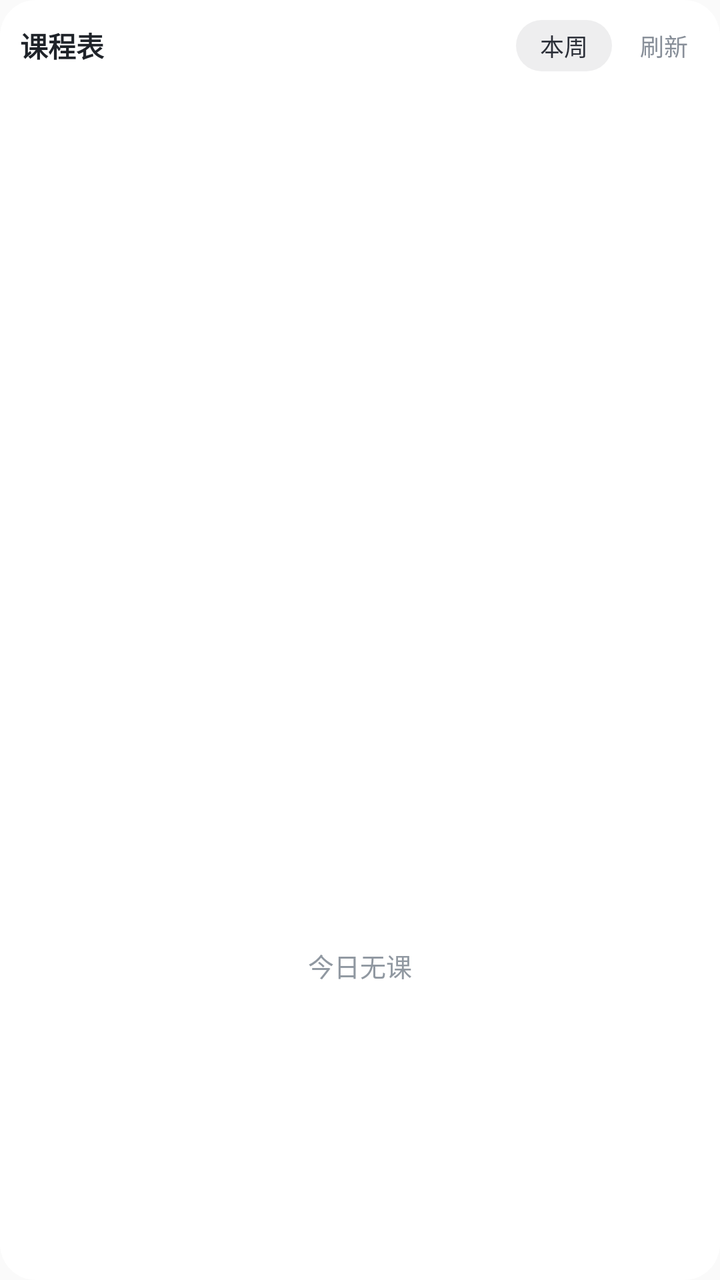
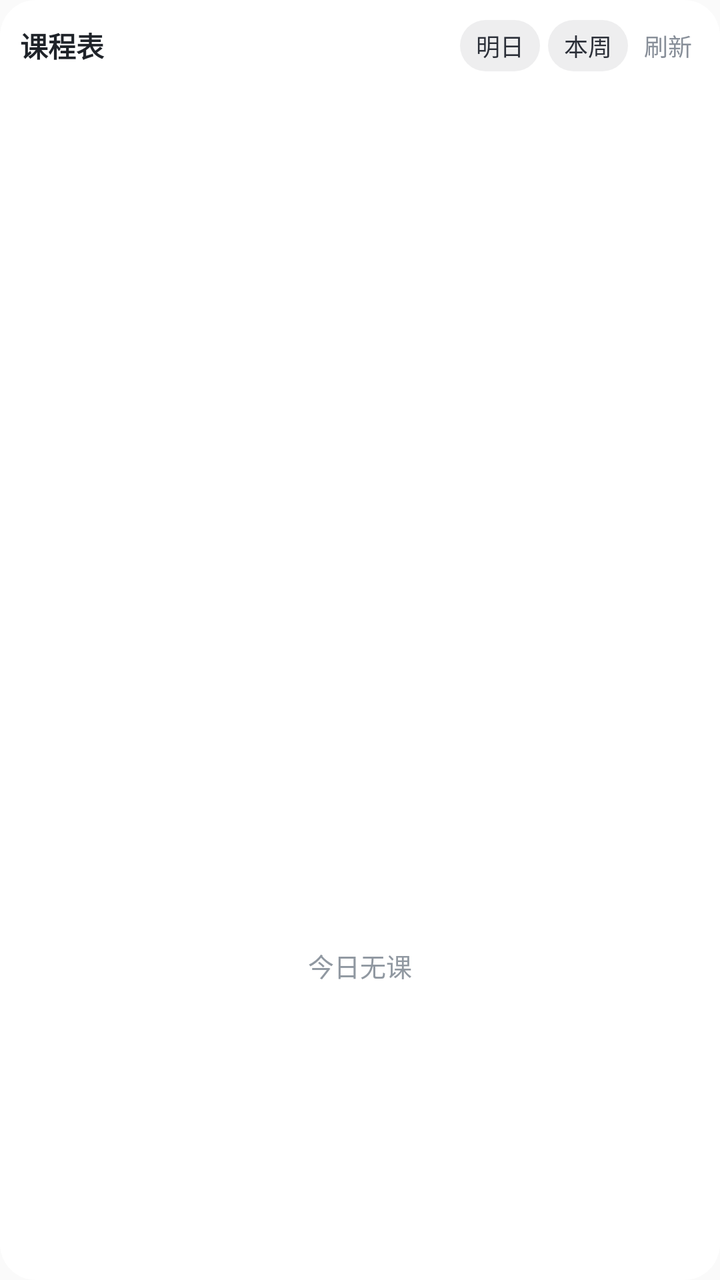

Two renders of the same Android screen: before a commit and after it. Below are the layout's source before the change and the commit's diff.
<!-- AndroidManifest.xml: application theme Theme.SAP -->
<!-- res/layout/widget_schedule.xml -->
<?xml version="1.0" encoding="utf-8"?>
<LinearLayout xmlns:android="http://schemas.android.com/apk/res/android"
    android:layout_width="match_parent"
    android:layout_height="match_parent"
    android:orientation="vertical"
    android:background="@drawable/widget_bg"
    android:padding="10dp">

    <LinearLayout
        android:id="@+id/widget_header"
        android:layout_width="match_parent"
        android:layout_height="wrap_content"
        android:orientation="horizontal"
        android:gravity="center_vertical"
        android:paddingBottom="6dp">

        <TextView
            android:id="@+id/widget_title"
            android:layout_width="0dp"
            android:layout_height="wrap_content"
            android:layout_weight="1"
            android:textColor="#FF1F2329"
            android:textSize="14sp"
            android:textStyle="bold"
            android:maxLines="1"
            android:ellipsize="end"
            android:text="课程表" />

        <TextView
            android:id="@+id/widget_toggle"
            android:layout_width="wrap_content"
            android:layout_height="wrap_content"
            android:background="@drawable/widget_chip_bg"
            android:paddingLeft="12dp"
            android:paddingRight="12dp"
            android:paddingTop="4dp"
            android:paddingBottom="4dp"
            android:textColor="#FF2B2F38"
            android:textSize="12sp"
            android:text="本周" />

        <TextView
            android:id="@+id/widget_refresh"
            android:layout_width="wrap_content"
            android:layout_height="wrap_content"
            android:layout_marginStart="8dp"
            android:paddingLeft="6dp"
            android:paddingRight="6dp"
            android:paddingTop="4dp"
            android:paddingBottom="4dp"
            android:textColor="#FF888F99"
            android:textSize="12sp"
            android:text="刷新" />
    </LinearLayout>

    <ListView
        android:id="@+id/widget_list"
        android:layout_width="match_parent"
        android:layout_height="0dp"
        android:layout_weight="1"
        android:divider="@null"
        android:dividerHeight="0dp"
        android:scrollbars="none" />

    <TextView
        android:id="@+id/widget_empty"
        android:layout_width="match_parent"
        android:layout_height="0dp"
        android:layout_weight="1"
        android:gravity="center"
        android:textColor="#FF9098A1"
        android:textSize="13sp"
        android:text="今日无课" />
</LinearLayout>
<!-- resources referenced by this layout -->
<resources>
  <!-- drawable widget_bg (drawable) -->
  <?xml version="1.0" encoding="utf-8"?>
  <shape xmlns:android="http://schemas.android.com/apk/res/android" android:shape="rectangle">
      <solid android:color="#FFFFFFFF" />
      <corners android:radius="18dp" />
  </shape>
  <!-- drawable widget_chip_bg (drawable) -->
  <?xml version="1.0" encoding="utf-8"?>
  <shape xmlns:android="http://schemas.android.com/apk/res/android" android:shape="rectangle">
      <solid android:color="#142B2F38" />
      <corners android:radius="999dp" />
  </shape>
  <style name="Theme.SAP" parent="android:Theme.Material.Light.NoActionBar" />
</resources>

<!-- the commit's change to res/layout/widget_schedule.xml (unified diff, before → after) -->
@@ -24,33 +24,9 @@
             android:textStyle="bold"
             android:maxLines="1"
             android:ellipsize="end"
-            android:text="课程表" />
+            android:text="@string/widget_schedule_title" />
 
-        <TextView
-            android:id="@+id/widget_toggle"
-            android:layout_width="wrap_content"
-            android:layout_height="wrap_content"
-            android:background="@drawable/widget_chip_bg"
-            android:paddingLeft="12dp"
-            android:paddingRight="12dp"
-            android:paddingTop="4dp"
-            android:paddingBottom="4dp"
-            android:textColor="#FF2B2F38"
-            android:textSize="12sp"
-            android:text="本周" />
-
-        <TextView
-            android:id="@+id/widget_refresh"
-            android:layout_width="wrap_content"
-            android:layout_height="wrap_content"
-            android:layout_marginStart="8dp"
-            android:paddingLeft="6dp"
-            android:paddingRight="6dp"
-            android:paddingTop="4dp"
-            android:paddingBottom="4dp"
-            android:textColor="#FF888F99"
-            android:textSize="12sp"
-            android:text="刷新" />
+        <include layout="@layout/widget_schedule_controls" />
     </LinearLayout>
 
     <ListView
@@ -70,5 +46,51 @@
         android:gravity="center"
         android:textColor="#FF9098A1"
         android:textSize="13sp"
-        android:text="今日无课" />
+        android:paddingHorizontal="8dp"
+        android:text="@string/widget_today_empty" />
 </LinearLayout>
+<!-- res/layout/widget_schedule_controls.xml (included above) -->
+<?xml version="1.0" encoding="utf-8"?>
+<LinearLayout xmlns:android="http://schemas.android.com/apk/res/android"
+    android:layout_width="wrap_content"
+    android:layout_height="wrap_content"
+    android:orientation="horizontal"
+    android:gravity="center_vertical">
+
+    <TextView
+        android:id="@+id/widget_day_toggle"
+        android:layout_width="wrap_content"
+        android:layout_height="wrap_content"
+        android:background="@drawable/widget_chip_bg"
+        android:paddingHorizontal="8dp"
+        android:paddingVertical="4dp"
+        android:textColor="#FF2B2F38"
+        android:textSize="12sp"
+        android:maxLines="1"
+        android:text="@string/widget_tomorrow" />
+
+    <TextView
+        android:id="@+id/widget_toggle"
+        android:layout_width="wrap_content"
+        android:layout_height="wrap_content"
+        android:layout_marginStart="4dp"
+        android:background="@drawable/widget_chip_bg"
+        android:paddingHorizontal="8dp"
+        android:paddingVertical="4dp"
+        android:textColor="#FF2B2F38"
+        android:textSize="12sp"
+        android:maxLines="1"
+        android:text="@string/widget_this_week" />
+
+    <TextView
+        android:id="@+id/widget_refresh"
+        android:layout_width="wrap_content"
+        android:layout_height="wrap_content"
+        android:layout_marginStart="4dp"
+        android:paddingHorizontal="4dp"
+        android:paddingVertical="4dp"
+        android:textColor="#FF888F99"
+        android:textSize="12sp"
+        android:maxLines="1"
+        android:text="@string/widget_refresh" />
+</LinearLayout>
<!-- resource entries referenced after the edit -->
@@ -12,6 +12,11 @@
       <solid android:color="#142B2F38" />
       <corners android:radius="999dp" />
   </shape>
+  <string name="widget_refresh">刷新</string>
+  <string name="widget_schedule_title">课程表</string>
+  <string name="widget_this_week">本周</string>
+  <string name="widget_today_empty">今日无课</string>
+  <string name="widget_tomorrow">明日</string>
   <style name="Theme.SAP" parent="android:Theme.Material.Light.NoActionBar" />
 </resources>
 
